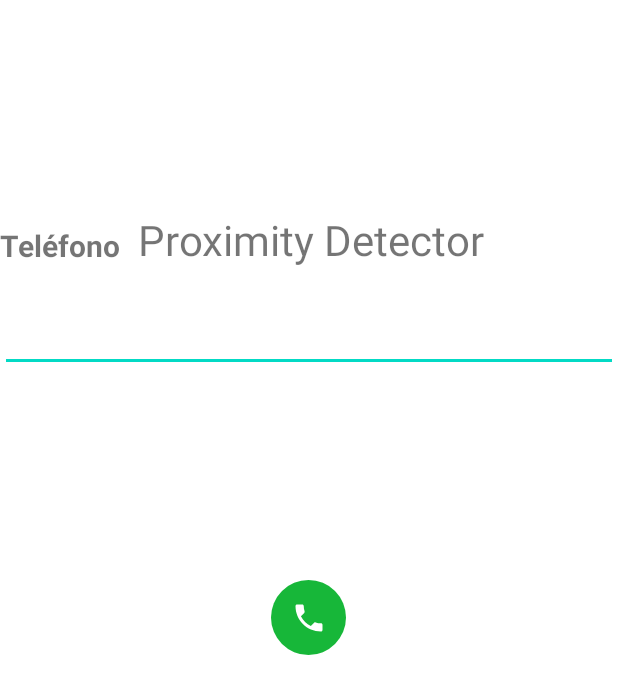
After one commit to Juanpiq/PSemestral, an Android app: the layout activity_proximidad.xml on its own in the app's theme, with its tools: preview values and no code run, on a phone screen of 412 x 824 dp. The commit adds this screen. Shown: the top 694 px of the screen. Run offline under Robolectric (Android 15) with nearby library versions, the phone set to English and light mode, and no system bars.

Commit message:
agregando activity de proximidad

```diff
--- /dev/null
+++ b/app/src/main/res/drawable/telefono_colgar.xml
@@ -0,0 +1,11 @@
+<vector
+    android:height="24dp"
+    android:tint="#FFFFFF"
+    android:viewportHeight="24"
+    android:viewportWidth="24"
+    android:width="24dp"
+    xmlns:android="http://schemas.android.com/apk/res/android">
+    <path
+        android:fillColor="@android:color/white"
+        android:pathData="M12,9c-1.6,0 -3.15,0.25 -4.6,0.72v3.1c0,0.39 -0.23,0.74 -0.56,0.9 -0.98,0.49 -1.87,1.12 -2.66,1.85 -0.18,0.18 -0.43,0.28 -0.7,0.28 -0.28,0 -0.53,-0.11 -0.71,-0.29L0.29,13.08c-0.18,-0.17 -0.29,-0.42 -0.29,-0.7 0,-0.28 0.11,-0.53 0.29,-0.71C3.34,8.78 7.46,7 12,7s8.66,1.78 11.71,4.67c0.18,0.18 0.29,0.43 0.29,0.71 0,0.28 -0.11,0.53 -0.29,0.71l-2.48,2.48c-0.18,0.18 -0.43,0.29 -0.71,0.29 -0.27,0 -0.52,-0.11 -0.7,-0.28 -0.79,-0.74 -1.69,-1.36 -2.67,-1.85 -0.33,-0.16 -0.56,-0.5 -0.56,-0.9v-3.1C15.15,9.25 13.6,9 12,9z"/>
+</vector>
--- /dev/null
+++ b/app/src/main/res/drawable/telefono_colgar_fondo.xml
@@ -0,0 +1,16 @@
+<?xml version="1.0" encoding="utf-8"?>
+<shape xmlns:android="http://schemas.android.com/apk/res/android">
+    android:shape="rectangle">
+
+    <size
+        android:width="26dp"
+        android:height="26dp">
+    </size>
+
+    <corners
+        android:radius="30dp">
+    </corners>
+
+    <solid
+        android:color="#D30000"></solid>
+</shape>
--- /dev/null
+++ b/app/src/main/res/drawable/telefono_llamar.xml
@@ -0,0 +1,11 @@
+<vector
+    android:height="24dp"
+    android:tint="#FFFFFF"
+    android:viewportHeight="24"
+    android:viewportWidth="24"
+    android:width="24dp"
+    xmlns:android="http://schemas.android.com/apk/res/android">
+    <path
+        android:fillColor="#FFFFFF"
+        android:pathData="M6.62,10.79c1.44,2.83 3.76,5.14 6.59,6.59l2.2,-2.2c0.27,-0.27 0.67,-0.36 1.02,-0.24 1.12,0.37 2.33,0.57 3.57,0.57 0.55,0 1,0.45 1,1V20c0,0.55 -0.45,1 -1,1 -9.39,0 -17,-7.61 -17,-17 0,-0.55 0.45,-1 1,-1h3.5c0.55,0 1,0.45 1,1 0,1.25 0.2,2.45 0.57,3.57 0.11,0.35 0.03,0.74 -0.25,1.02l-2.2,2.2z"/>
+</vector>
--- /dev/null
+++ b/app/src/main/res/drawable/telefono_llamar_fondo.xml
@@ -0,0 +1,16 @@
+<?xml version="1.0" encoding="utf-8"?>
+<shape xmlns:android="http://schemas.android.com/apk/res/android"
+    android:shape="rectangle">
+
+    <size
+        android:width="26dp"
+        android:height="26dp">
+    </size>
+
+    <corners
+        android:radius="30dp">
+    </corners>
+
+    <solid
+        android:color="#17b739"></solid>
+</shape>
--- /dev/null
+++ b/app/src/main/res/layout/activity_proximidad.xml
@@ -0,0 +1,74 @@
+<?xml version="1.0" encoding="utf-8"?>
+<RelativeLayout xmlns:android="http://schemas.android.com/apk/res/android"
+    xmlns:app="http://schemas.android.com/apk/res-auto"
+    xmlns:tools="http://schemas.android.com/tools"
+    android:layout_width="match_parent"
+    android:layout_height="match_parent"
+    tools:context=".MainActivity">
+
+    <TextView
+        android:id="@+id/tvtitulo"
+        android:layout_width="wrap_content"
+        android:layout_height="49dp"
+        android:layout_alignParentEnd="true"
+        android:layout_alignParentBottom="true"
+        android:layout_marginEnd="89dp"
+        android:layout_marginBottom="634dp"
+        android:text="Proximity Detector"
+        android:textSize="28sp" />
+
+    <TextView
+        android:id="@+id/tvTelefono1"
+        android:layout_width="match_parent"
+        android:layout_height="wrap_content"
+        android:layout_alignParentStart="true"
+        android:layout_alignParentTop="true"
+        android:layout_marginTop="150dp"
+        android:text="Teléfono"
+        android:textSize="20sp"
+        android:textStyle="bold" />
+
+    <TextView
+        android:id="@+id/tvTelefono2"
+        android:layout_width="167dp"
+        android:layout_height="wrap_content"
+        android:layout_alignParentEnd="true"
+        android:layout_alignParentBottom="true"
+        android:layout_marginEnd="123dp"
+        android:layout_marginBottom="523dp"
+        android:text="Teléfono"
+        android:textSize="20sp"
+        android:textStyle="bold"
+        android:visibility="invisible" />
+
+    <EditText
+        android:id="@+id/etTelefono"
+        android:layout_width="match_parent"
+        android:layout_height="wrap_content"
+        android:layout_alignParentStart="true"
+        android:layout_alignParentTop="true"
+        android:layout_marginTop="200dp"
+        android:inputType="phone"
+        android:textSize="20sp"
+        android:textStyle="bold" />
+
+    <ImageButton
+        android:id="@+id/ibTelefonoLlamar"
+        android:layout_width="50dp"
+        android:layout_height="50dp"
+        android:layout_centerInParent="true"
+        android:layout_gravity="center_horizontal"
+        android:background="@drawable/telefono_llamar_fondo"
+        android:src="@drawable/telefono_llamar" />
+
+    <ImageButton
+        android:id="@+id/ibTelefonoColgar"
+        android:layout_width="50dp"
+        android:layout_height="50dp"
+        android:layout_centerInParent="true"
+        android:layout_gravity="center_horizontal"
+        android:background="@drawable/telefono_colgar_fondo"
+        android:src="@drawable/telefono_colgar"
+        android:visibility="invisible"/>
+
+</RelativeLayout>
```
Also changed, not shown: app/src/main/AndroidManifest.xml (+13 -4 lines), app/src/main/java/com/example/psemestral/MainActivity.java (+12 -4 lines), app/src/main/java/com/example/psemestral/Proximidad.java (added, +137 -0 lines).
